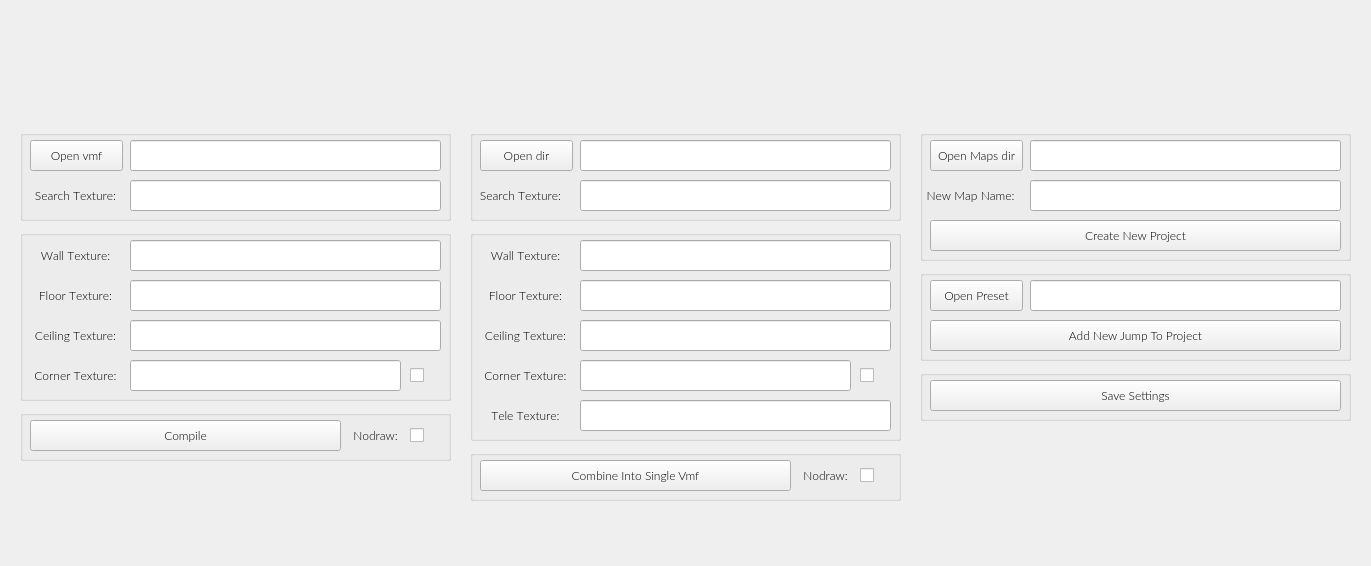
The window that gui2.ui (Gerb-24/Connectors) describes before a commit, drawn with Qt 5.
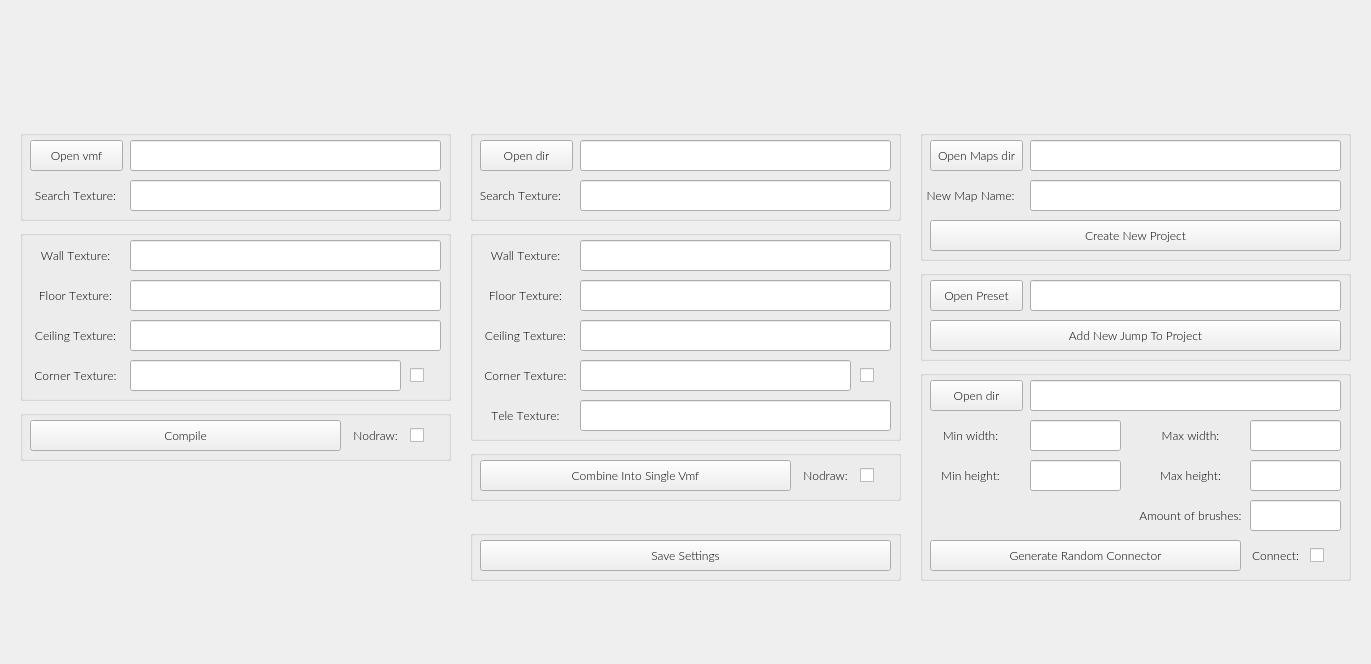
The same window after the commit. Icons and pictures are not drawn.

Commit message:
Randomly generated connectors added
Added a new tab with which one can generate random connectors

The edit to the form file:
```diff
--- a/gui2.ui
+++ b/gui2.ui
@@ -7,7 +7,7 @@
     <x>0</x>
     <y>0</y>
     <width>1371</width>
-    <height>566</height>
+    <height>664</height>
    </rect>
   </property>
   <property name="font">
@@ -1071,8 +1071,8 @@
   <widget class="QGroupBox" name="groupBox_9">
    <property name="geometry">
     <rect>
-     <x>920</x>
-     <y>370</y>
+     <x>470</x>
+     <y>530</y>
      <width>431</width>
      <height>51</height>
     </rect>
@@ -1100,6 +1100,321 @@
     </property>
    </widget>
   </widget>
+  <widget class="QGroupBox" name="groupBox_10">
+   <property name="geometry">
+    <rect>
+     <x>920</x>
+     <y>370</y>
+     <width>431</width>
+     <height>211</height>
+    </rect>
+   </property>
+   <property name="title">
+    <string/>
+   </property>
+   <widget class="QLineEdit" name="random_dir_le">
+    <property name="enabled">
+     <bool>true</bool>
+    </property>
+    <property name="geometry">
+     <rect>
+      <x>110</x>
+      <y>10</y>
+      <width>311</width>
+      <height>31</height>
+     </rect>
+    </property>
+    <property name="font">
+     <font>
+      <family>Lato Light</family>
+     </font>
+    </property>
+    <property name="echoMode">
+     <enum>QLineEdit::Normal</enum>
+    </property>
+    <property name="alignment">
+     <set>Qt::AlignCenter</set>
+    </property>
+    <property name="readOnly">
+     <bool>true</bool>
+    </property>
+    <property name="clearButtonEnabled">
+     <bool>false</bool>
+    </property>
+   </widget>
+   <widget class="QPushButton" name="random_dir_btn">
+    <property name="geometry">
+     <rect>
+      <x>10</x>
+      <y>10</y>
+      <width>93</width>
+      <height>31</height>
+     </rect>
+    </property>
+    <property name="font">
+     <font>
+      <family>Lato Light</family>
+     </font>
+    </property>
+    <property name="text">
+     <string>Open dir</string>
+    </property>
+   </widget>
+   <widget class="QLineEdit" name="random_min_width_le">
+    <property name="geometry">
+     <rect>
+      <x>110</x>
+      <y>50</y>
+      <width>91</width>
+      <height>31</height>
+     </rect>
+    </property>
+    <property name="font">
+     <font>
+      <family>Lato Light</family>
+     </font>
+    </property>
+    <property name="alignment">
+     <set>Qt::AlignCenter</set>
+    </property>
+   </widget>
+   <widget class="QLabel" name="topTextureLbl_4">
+    <property name="geometry">
+     <rect>
+      <x>0</x>
+      <y>50</y>
+      <width>101</width>
+      <height>31</height>
+     </rect>
+    </property>
+    <property name="font">
+     <font>
+      <family>Lato Light</family>
+      <kerning>false</kerning>
+     </font>
+    </property>
+    <property name="text">
+     <string>Min width:</string>
+    </property>
+    <property name="alignment">
+     <set>Qt::AlignCenter</set>
+    </property>
+   </widget>
+   <widget class="QLabel" name="topTextureLbl_5">
+    <property name="geometry">
+     <rect>
+      <x>220</x>
+      <y>50</y>
+      <width>101</width>
+      <height>31</height>
+     </rect>
+    </property>
+    <property name="font">
+     <font>
+      <family>Lato Light</family>
+      <kerning>false</kerning>
+     </font>
+    </property>
+    <property name="text">
+     <string>Max width:</string>
+    </property>
+    <property name="alignment">
+     <set>Qt::AlignCenter</set>
+    </property>
+   </widget>
+   <widget class="QLineEdit" name="random_min_height_le">
+    <property name="geometry">
+     <rect>
+      <x>110</x>
+      <y>90</y>
+      <width>91</width>
+      <height>31</height>
+     </rect>
+    </property>
+    <property name="font">
+     <font>
+      <family>Lato Light</family>
+     </font>
+    </property>
+    <property name="alignment">
+     <set>Qt::AlignCenter</set>
+    </property>
+   </widget>
+   <widget class="QLabel" name="topTextureLbl_6">
+    <property name="geometry">
+     <rect>
+      <x>0</x>
+      <y>90</y>
+      <width>101</width>
+      <height>31</height>
+     </rect>
+    </property>
+    <property name="font">
+     <font>
+      <family>Lato Light</family>
+      <kerning>false</kerning>
+     </font>
+    </property>
+    <property name="text">
+     <string>Min height:</string>
+    </property>
+    <property name="alignment">
+     <set>Qt::AlignCenter</set>
+    </property>
+   </widget>
+   <widget class="QLabel" name="topTextureLbl_7">
+    <property name="geometry">
+     <rect>
+      <x>220</x>
+      <y>90</y>
+      <width>101</width>
+      <height>31</height>
+     </rect>
+    </property>
+    <property name="font">
+     <font>
+      <family>Lato Light</family>
+      <kerning>false</kerning>
+     </font>
+    </property>
+    <property name="text">
+     <string>Max height:</string>
+    </property>
+    <property name="alignment">
+     <set>Qt::AlignCenter</set>
+    </property>
+   </widget>
+   <widget class="QPushButton" name="random_compile_btn">
+    <property name="geometry">
+     <rect>
+      <x>10</x>
+      <y>170</y>
+      <width>311</width>
+      <height>31</height>
+     </rect>
+    </property>
+    <property name="font">
+     <font>
+      <family>Lato Light</family>
+      <kerning>true</kerning>
+     </font>
+    </property>
+    <property name="text">
+     <string>Generate Random Connector</string>
+    </property>
+   </widget>
+   <widget class="QLineEdit" name="random_max_height_le">
+    <property name="geometry">
+     <rect>
+      <x>330</x>
+      <y>90</y>
+      <width>91</width>
+      <height>31</height>
+     </rect>
+    </property>
+    <property name="font">
+     <font>
+      <family>Lato Light</family>
+     </font>
+    </property>
+    <property name="alignment">
+     <set>Qt::AlignCenter</set>
+    </property>
+   </widget>
+   <widget class="QLineEdit" name="random_max_width_le">
+    <property name="geometry">
+     <rect>
+      <x>330</x>
+      <y>50</y>
+      <width>91</width>
+      <height>31</height>
+     </rect>
+    </property>
+    <property name="font">
+     <font>
+      <family>Lato Light</family>
+     </font>
+    </property>
+    <property name="alignment">
+     <set>Qt::AlignCenter</set>
+    </property>
+   </widget>
+   <widget class="QLabel" name="topTextureLbl_8">
+    <property name="geometry">
+     <rect>
+      <x>210</x>
+      <y>130</y>
+      <width>121</width>
+      <height>31</height>
+     </rect>
+    </property>
+    <property name="font">
+     <font>
+      <family>Lato Light</family>
+      <kerning>false</kerning>
+     </font>
+    </property>
+    <property name="text">
+     <string>Amount of brushes:</string>
+    </property>
+    <property name="alignment">
+     <set>Qt::AlignCenter</set>
+    </property>
+   </widget>
+   <widget class="QLineEdit" name="random_brush_amount_le">
+    <property name="geometry">
+     <rect>
+      <x>330</x>
+      <y>130</y>
+      <width>91</width>
+      <height>31</height>
+     </rect>
+    </property>
+    <property name="font">
+     <font>
+      <family>Lato Light</family>
+     </font>
+    </property>
+    <property name="alignment">
+     <set>Qt::AlignCenter</set>
+    </property>
+   </widget>
+   <widget class="QLabel" name="sideTextureLbl_12">
+    <property name="geometry">
+     <rect>
+      <x>320</x>
+      <y>170</y>
+      <width>71</width>
+      <height>31</height>
+     </rect>
+    </property>
+    <property name="font">
+     <font>
+      <family>Lato Light</family>
+      <kerning>false</kerning>
+     </font>
+    </property>
+    <property name="text">
+     <string>Connect:</string>
+    </property>
+    <property name="alignment">
+     <set>Qt::AlignCenter</set>
+    </property>
+   </widget>
+   <widget class="QCheckBox" name="random_connect_cb">
+    <property name="geometry">
+     <rect>
+      <x>390</x>
+      <y>170</y>
+      <width>31</width>
+      <height>31</height>
+     </rect>
+    </property>
+    <property name="text">
+     <string/>
+    </property>
+   </widget>
+  </widget>
  </widget>
  <resources/>
  <connections/>
```
The commit also changes 7 other files.
